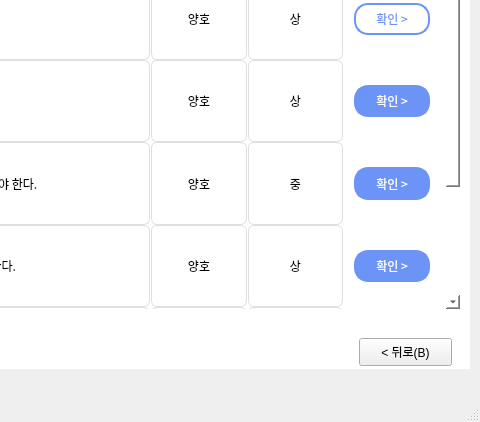
Before: the Qt Designer form result_internet.ui in skyun333/wallpad, drawn with Qt 5; both pictures show x 481 to 961 and y 282 to 704 of the 961 by 704 pixel window.
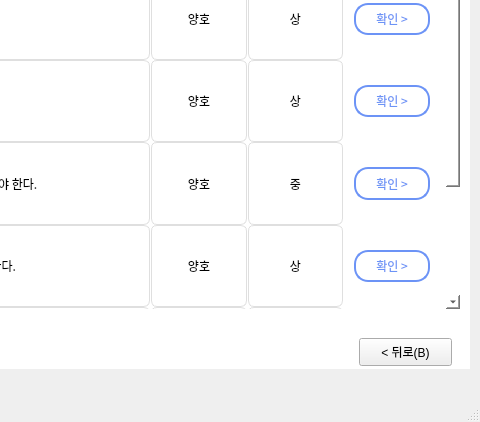
After: the same form once the commit is applied.

Commit message:
result페이지 4개 버튼 hover 적용
result페이지 4개 버튼 hover 적용

```diff
--- a/result_internet.ui
+++ b/result_internet.ui
@@ -726,15 +726,26 @@
           <enum>Qt::LeftToRight</enum>
          </property>
          <property name="styleSheet">
-          <string notr="true">background-color : rgb(108, 147, 246);
-color : rgb(255, 255, 255);
-border: 2px solid rgb(108, 147, 246);
-margin-left:10px;
-margin-right:10px;
-margin-top:25px;
-margin-bottom:25px;
-border-radius:14px
-</string>
+          <string notr="true">QPushButton {
+            background-color : rgb(255, 255, 255);
+            color : rgb(108, 147, 246);
+            border: 2px solid rgb(108, 147, 246);
+            margin-left:10px;
+            margin-right:10px;
+            margin-top:25px;
+            margin-bottom:25px;
+            border-radius:14px
+        }
+        QPushButton:hover {
+            background-color : rgb(108, 147, 246);
+            color : rgb(255, 255, 255);
+            border: 2px solid rgb(108, 147, 246);
+            margin-left:10px;
+            margin-right:10px;
+            margin-top:25px;
+            margin-bottom:25px;
+            border-radius:14px
+        }</string>
          </property>
          <property name="text">
           <string>확인 &gt;</string>
@@ -1023,15 +1034,26 @@
           <enum>Qt::LeftToRight</enum>
          </property>
          <property name="styleSheet">
-          <string notr="true">background-color : rgb(108, 147, 246);
-color : rgb(255, 255, 255);
-border: 2px solid rgb(108, 147, 246);
-margin-left:10px;
-margin-right:10px;
-margin-top:25px;
-margin-bottom:25px;
-border-radius:14px
-</string>
+          <string notr="true">QPushButton {
+            background-color : rgb(255, 255, 255);
+            color : rgb(108, 147, 246);
+            border: 2px solid rgb(108, 147, 246);
+            margin-left:10px;
+            margin-right:10px;
+            margin-top:25px;
+            margin-bottom:25px;
+            border-radius:14px
+        }
+        QPushButton:hover {
+            background-color : rgb(108, 147, 246);
+            color : rgb(255, 255, 255);
+            border: 2px solid rgb(108, 147, 246);
+            margin-left:10px;
+            margin-right:10px;
+            margin-top:25px;
+            margin-bottom:25px;
+            border-radius:14px
+        }</string>
          </property>
          <property name="text">
           <string>확인 &gt;</string>
@@ -1090,15 +1112,26 @@
           <enum>Qt::LeftToRight</enum>
          </property>
          <property name="styleSheet">
-          <string notr="true">background-color : rgb(108, 147, 246);
-color : rgb(255, 255, 255);
-border: 2px solid rgb(108, 147, 246);
-margin-left:10px;
-margin-right:10px;
-margin-top:25px;
-margin-bottom:25px;
-border-radius:14px
-</string>
+          <string notr="true">QPushButton {
+            background-color : rgb(255, 255, 255);
+            color : rgb(108, 147, 246);
+            border: 2px solid rgb(108, 147, 246);
+            margin-left:10px;
+            margin-right:10px;
+            margin-top:25px;
+            margin-bottom:25px;
+            border-radius:14px
+        }
+        QPushButton:hover {
+            background-color : rgb(108, 147, 246);
+            color : rgb(255, 255, 255);
+            border: 2px solid rgb(108, 147, 246);
+            margin-left:10px;
+            margin-right:10px;
+            margin-top:25px;
+            margin-bottom:25px;
+            border-radius:14px
+        }</string>
          </property>
          <property name="text">
           <string>확인 &gt;</string>
```
Left out of the diff: 58 changed lines with no effect on the pictures. The commit also changes 3 other files.
